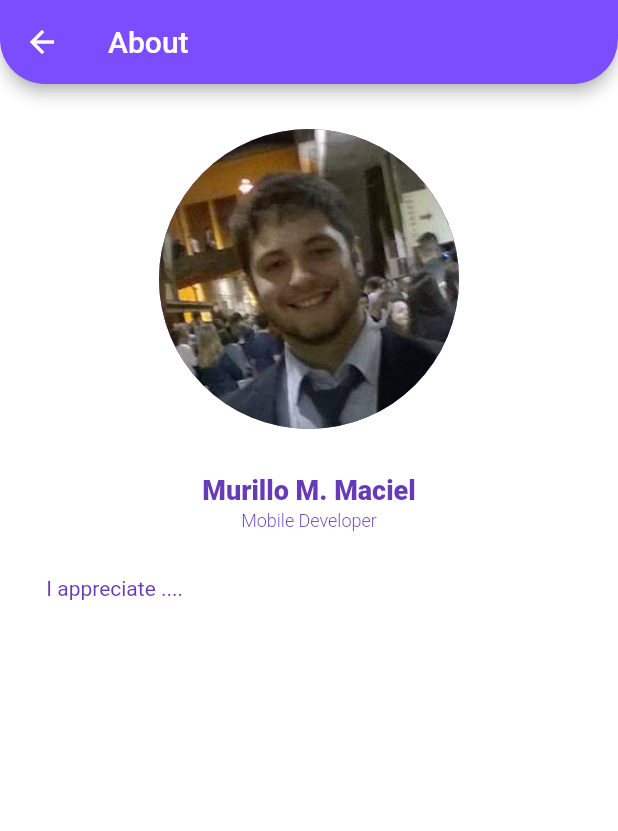
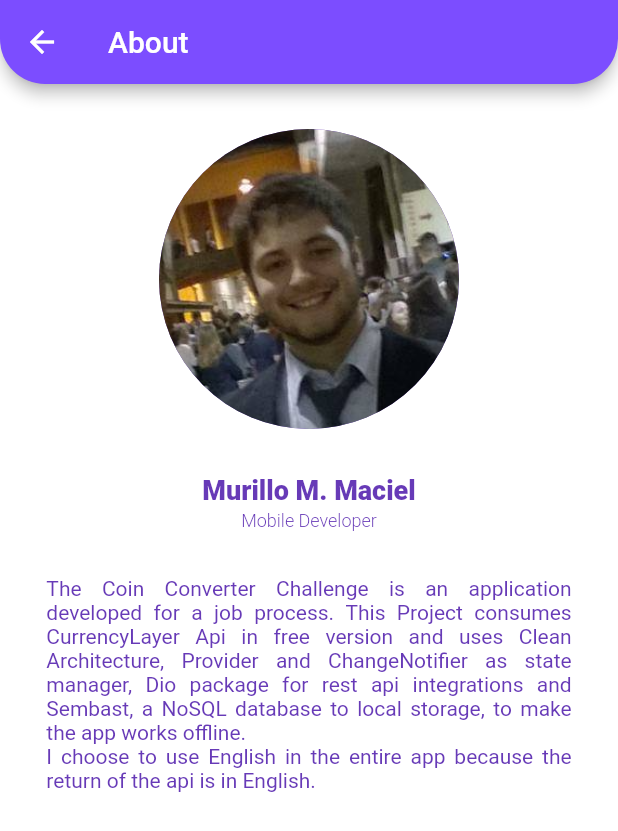
Before and after one commit to MurilloMaciel/coin_converter_challenge, a Flutter app: the AboutPage screen opened by its route, on a phone screen of 412 x 824 dp. Shown: the top 831 px of the screen. Run offline on Flutter 3.47's test engine with Material 2 defaults, Android fonts, the phone set to English and light mode, and no system bars; our stand-ins replace connectivity, dartz, dio, get_it, sembast.

Commit message:
add about information

```diff
--- a/coinconverterchallenge/lib/presentation/about_page/about_page.dart
+++ b/coinconverterchallenge/lib/presentation/about_page/about_page.dart
@@ -55,7 +55,10 @@ class AboutPage extends StatelessWidget {
         SizedBox(
           width: MediaQuery.of(context).size.width * 0.85,
           child: Text(
-            "I appreciate ....",
+            "       The Coin Converter Challenge is an application developed for a job process. This Project consumes CurrencyLayer Api in free version and uses Clean Architecture, Provider and ChangeNotifier as state manager, Dio package for rest api integrations and Sembast, a NoSQL database to local storage, to make the app works offline.\n"
+            "       I choose to use English in the entire app because the return of the api is in English.\n"
+            "       ",
+            textAlign: TextAlign.justify,
             style: TextStyle(
                 color: Theme.of(context).primaryColorDark,
             ),
```
